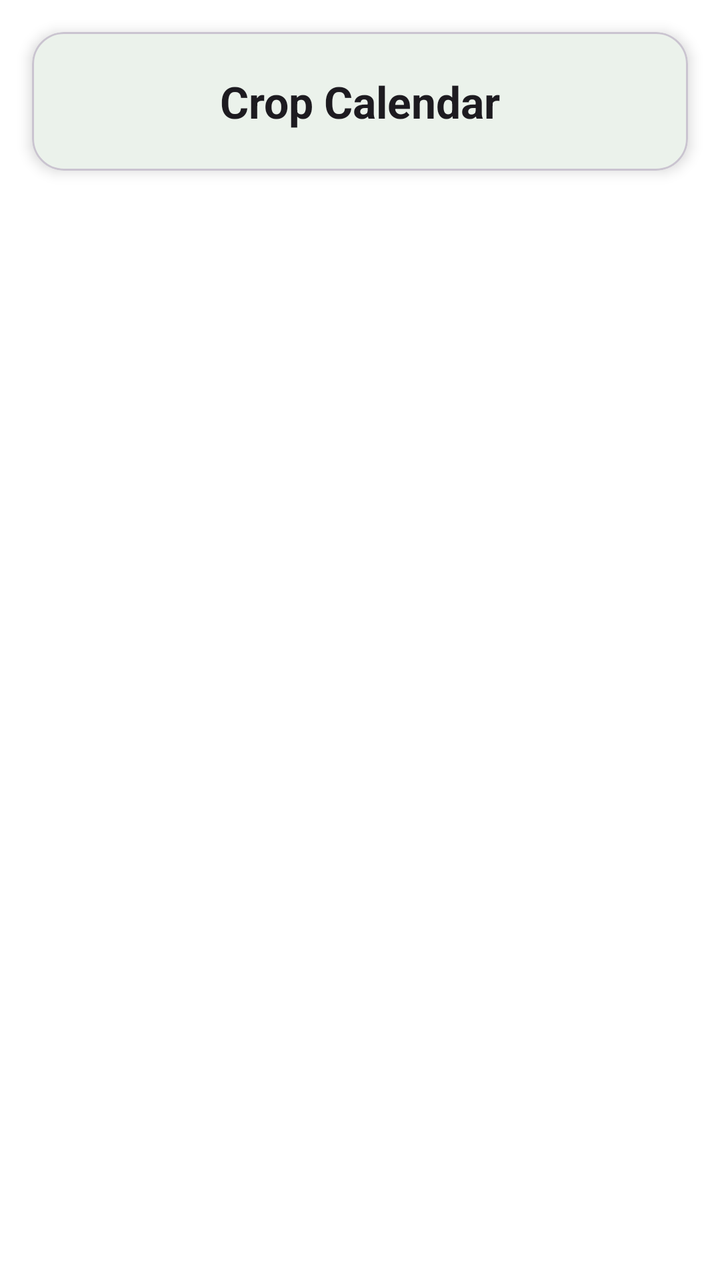
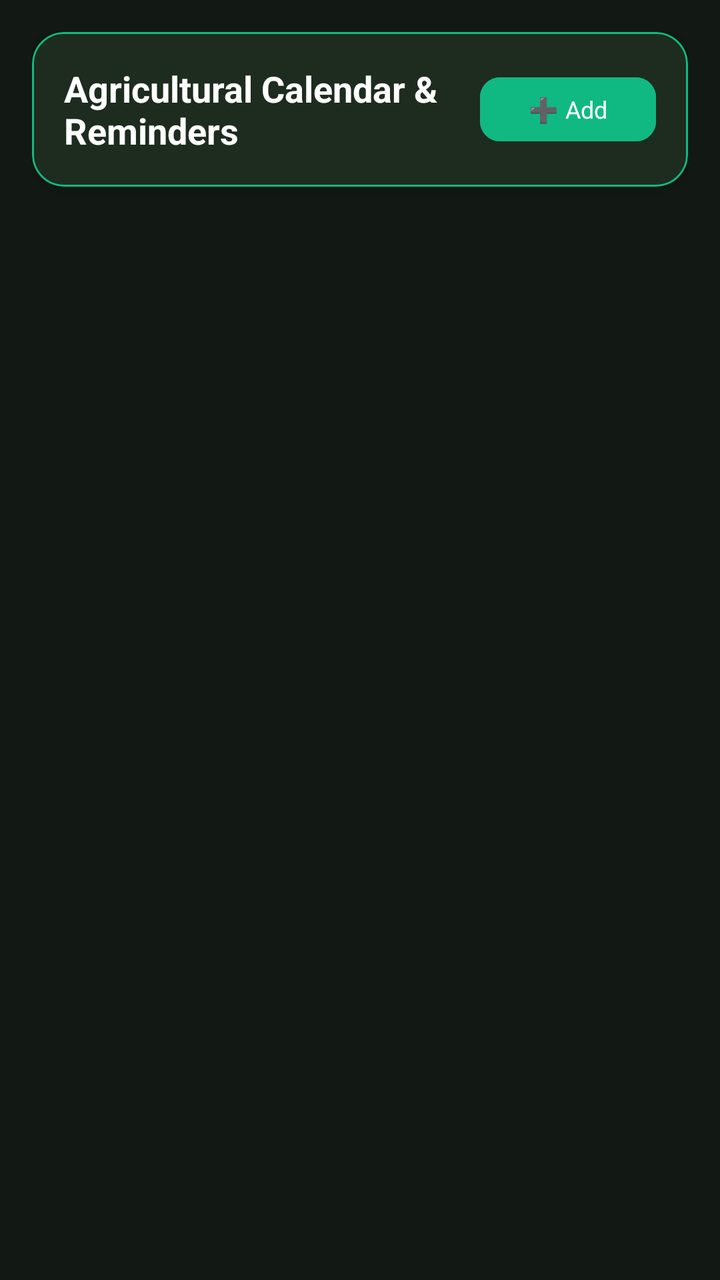

Before-and-after screenshots of an Android layout around one commit, followed by the original layout XML and the change that was made.
<!-- AndroidManifest.xml: application theme Theme.SmartAgriculture -->
<!-- res/layout/fragment_calendar.xml -->
<?xml version="1.0" encoding="utf-8"?>
<androidx.constraintlayout.widget.ConstraintLayout xmlns:android="http://schemas.android.com/apk/res/android"
    xmlns:app="http://schemas.android.com/apk/res-auto"
    android:layout_width="match_parent"
    android:layout_height="match_parent"
    android:background="?attr/colorSurface">

    <com.google.android.material.card.MaterialCardView
        android:id="@+id/cvHeader"
        android:layout_width="match_parent"
        android:layout_height="wrap_content"
        android:layout_margin="16dp"
        app:cardBackgroundColor="?attr/colorSurface"
        app:cardCornerRadius="16dp"
        app:cardElevation="4dp"
        app:layout_constraintTop_toTopOf="parent">

        <TextView
            android:id="@+id/tvTitle"
            android:layout_width="match_parent"
            android:layout_height="wrap_content"
            android:padding="20dp"
            android:text="Crop Calendar"
            android:textColor="?attr/colorOnSurface"
            android:textSize="22sp"
            android:textStyle="bold"
            android:gravity="center"/>
    </com.google.android.material.card.MaterialCardView>

    <androidx.recyclerview.widget.RecyclerView
        android:id="@+id/rvCalendar"
        android:layout_width="match_parent"
        android:layout_height="0dp"
        android:paddingTop="8dp"
        android:paddingBottom="16dp"
        android:clipToPadding="false"
        app:layout_constraintTop_toBottomOf="@id/cvHeader"
        app:layout_constraintBottom_toBottomOf="parent" />

</androidx.constraintlayout.widget.ConstraintLayout>
<!-- resources referenced by this layout -->
<resources>
  <style name="Theme.SmartAgriculture" parent="Base.Theme.SmartAgriculture" />
  <style name="Base.Theme.SmartAgriculture" parent="Theme.Material3.DayNight.NoActionBar">
          
          <item name="colorPrimary">@color/colorPrimary</item>
          <item name="colorPrimaryVariant">@color/colorPrimaryVariant</item>
          <item name="colorOnPrimary">@color/colorOnPrimary</item>
          
          
          <item name="colorSecondary">@color/colorSecondary</item>
          <item name="colorSecondaryVariant">@color/colorSecondaryVariant</item>
          <item name="colorOnSecondary">@color/colorOnSecondary</item>
          
          
          <item name="android:colorBackground">@color/colorBackground</item>
          <item name="colorSurface">@color/colorSurface</item>
          
          
          <item name="fontFamily">sans-serif</item>
      </style>
  <color name="colorPrimary">#2E7D32</color>
  <color name="colorPrimaryVariant">#1B5E20</color>
  <color name="colorOnPrimary">#FFFFFF</color>
  <color name="colorSecondary">#81C784</color>
  <color name="colorSecondaryVariant">#66BB6A</color>
  <color name="colorOnSecondary">#000000</color>
  <color name="colorBackground">#F5F5F5</color>
  <color name="colorSurface">#FFFFFF</color>
</resources>

<!-- the commit's change to res/layout/fragment_calendar.xml (unified diff, before → after) -->
@@ -3,35 +3,55 @@
     xmlns:app="http://schemas.android.com/apk/res-auto"
     android:layout_width="match_parent"
     android:layout_height="match_parent"
-    android:background="?attr/colorSurface">
+    android:background="#121814"
+    android:padding="16dp">
 
+    
     <com.google.android.material.card.MaterialCardView
         android:id="@+id/cvHeader"
         android:layout_width="match_parent"
         android:layout_height="wrap_content"
-        android:layout_margin="16dp"
-        app:cardBackgroundColor="?attr/colorSurface"
+        app:cardBackgroundColor="#1C241E"
         app:cardCornerRadius="16dp"
         app:cardElevation="4dp"
+        app:strokeColor="#10B981"
+        app:strokeWidth="1dp"
         app:layout_constraintTop_toTopOf="parent">
 
-        <TextView
-            android:id="@+id/tvTitle"
+        <LinearLayout
             android:layout_width="match_parent"
             android:layout_height="wrap_content"
-            android:padding="20dp"
-            android:text="Crop Calendar"
-            android:textColor="?attr/colorOnSurface"
-            android:textSize="22sp"
-            android:textStyle="bold"
-            android:gravity="center"/>
+            android:orientation="horizontal"
+            android:padding="16dp"
+            android:gravity="center_vertical">
+
+            <TextView
+                android:id="@+id/tvTitle"
+                android:layout_width="0dp"
+                android:layout_height="wrap_content"
+                android:layout_weight="1"
+                android:text="Agricultural Calendar &amp; Reminders"
+                android:textColor="#FFFFFF"
+                android:textSize="18sp"
+                android:textStyle="bold" />
+
+            <Button
+                android:id="@+id/btnAddActivity"
+                android:layout_width="wrap_content"
+                android:layout_height="40dp"
+                android:text="➕ Add"
+                android:textColor="#FFFFFF"
+                android:textSize="12sp"
+                android:backgroundTint="#10B981"
+                app:cornerRadius="10dp" />
+        </LinearLayout>
     </com.google.android.material.card.MaterialCardView>
 
     <androidx.recyclerview.widget.RecyclerView
         android:id="@+id/rvCalendar"
         android:layout_width="match_parent"
         android:layout_height="0dp"
-        android:paddingTop="8dp"
+        android:layout_marginTop="12dp"
         android:paddingBottom="16dp"
         android:clipToPadding="false"
         app:layout_constraintTop_toBottomOf="@id/cvHeader"
<!-- resource entries referenced after the edit -->
@@ -13,8 +13,11 @@
           <item name="colorOnSecondary">@color/colorOnSecondary</item>
           
           
-          <item name="android:colorBackground">@color/colorBackground</item>
-          <item name="colorSurface">@color/colorSurface</item>
+          <item name="android:colorBackground">#121814</item>
+          <item name="colorSurface">#1C241E</item>
+          <item name="colorSurfaceVariant">#242E27</item>
+          <item name="colorOnSurface">#FFFFFF</item>
+          <item name="colorOnSurfaceVariant">#9CA3AF</item>
           
           
           <item name="fontFamily">sans-serif</item>
@@ -25,7 +28,5 @@
   <color name="colorSecondary">#81C784</color>
   <color name="colorSecondaryVariant">#66BB6A</color>
   <color name="colorOnSecondary">#000000</color>
-  <color name="colorBackground">#F5F5F5</color>
-  <color name="colorSurface">#FFFFFF</color>
 </resources>
 
